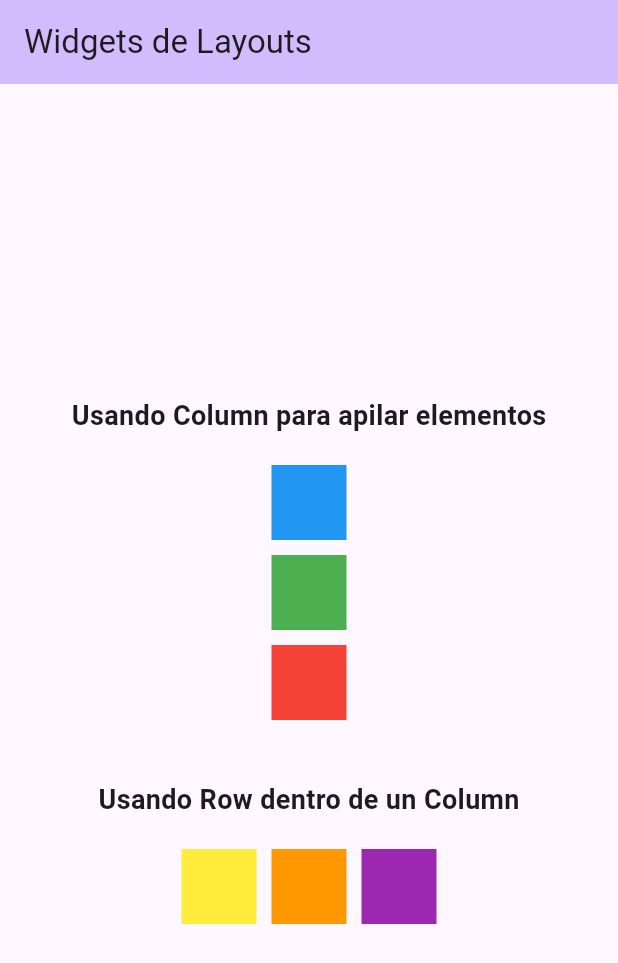
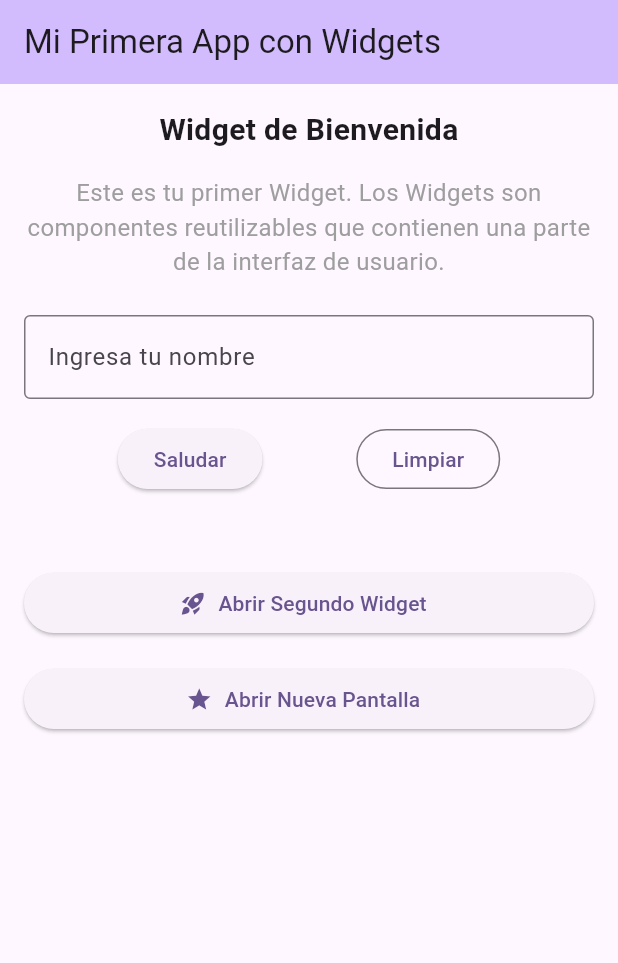
Before and after one commit to gabrielhuav/Flutter-Projects, a Flutter app: the screen it shows after launch, on a phone screen of 412 x 824 dp. Shown: the top 963 px of the screen. Run offline on Flutter 3.47's test engine with Material 3 defaults, Android fonts, the phone set to English and light mode, and no system bars.

Commit message:
Refactor to add navigation and welcome screen
Replaces UIElementsMenu and StackedWidgets with a new WelcomeScreen and navigation structure. Adds SecondScreen and SecondWidget for demonstrating navigation and data passing. Removes old layout demo files and updates main.dart to use the new screens and routes.

```diff
--- a/screens_and_widgets_flutter/lib/main.dart
+++ b/screens_and_widgets_flutter/lib/main.dart
@@ -1,6 +1,6 @@
 import 'package:flutter/material.dart';
-import 'ui_elements_menu.dart';
-import 'stacked_widgets.dart';
+import 'welcome_screen.dart';
+import 'second_screen.dart';
 
 void main() {
   runApp(const MyApp());
@@ -12,13 +12,17 @@ class MyApp extends StatelessWidget {
   @override
   Widget build(BuildContext context) {
     return MaterialApp(
-      title: 'Layouts en Flutter',
+      title: 'Navigation Example',
       theme: ThemeData(
         colorScheme: ColorScheme.fromSeed(seedColor: Colors.deepPurple),
         useMaterial3: true,
       ),
-      home: const UIElementsMenu(),
-      routes: {'/stacked': (context) => const StackedWidgetsExample()},
+      initialRoute: '/',
+      routes: {
+        '/': (context) => const WelcomeScreen(), // Equivale a MainActivity
+        '/second': (context) =>
+            const SecondScreen(), // Equivale a SecondActivity
+      },
     );
   }
 }
--- a/screens_and_widgets_flutter/lib/ui_elements_menu.dart
+++ /dev/null
@@ -1,52 +0,0 @@
-import 'package:flutter/material.dart';
-
-class UIElementsMenu extends StatelessWidget {
-  const UIElementsMenu({super.key});
-
-  @override
-  Widget build(BuildContext context) {
-    return Scaffold(
-      appBar: AppBar(
-        title: const Text('Widgets de Layouts'),
-        backgroundColor: Theme.of(context).colorScheme.inversePrimary,
-      ),
-      body: Center(
-        child: Column(
-          mainAxisAlignment: MainAxisAlignment.center,
-          children: [
-            // Ejemplo de un Column simple
-            const Text(
-              'Usando Column para apilar elementos',
-              style: TextStyle(fontSize: 18, fontWeight: FontWeight.bold),
-            ),
-            const SizedBox(height: 20),
-            Container(height: 50, width: 50, color: Colors.blue),
-            const SizedBox(height: 10),
-            Container(height: 50, width: 50, color: Colors.green),
-            const SizedBox(height: 10),
-            Container(height: 50, width: 50, color: Colors.red),
-
-            const SizedBox(height: 40),
-
-            // Un Row dentro del Column para un diseño más complejo
-            const Text(
-              'Usando Row dentro de un Column',
-              style: TextStyle(fontSize: 18, fontWeight: FontWeight.bold),
-            ),
-            const SizedBox(height: 20),
-            Row(
-              mainAxisAlignment: MainAxisAlignment.center,
-              children: [
-                Container(height: 50, width: 50, color: Colors.yellow),
-                const SizedBox(width: 10),
-                Container(height: 50, width: 50, color: Colors.orange),
-                const SizedBox(width: 10),
-                Container(height: 50, width: 50, color: Colors.purple),
-              ],
-            ),
-          ],
-        ),
-      ),
-    );
-  }
-}
--- /dev/null
+++ b/screens_and_widgets_flutter/lib/welcome_screen.dart
@@ -0,0 +1,130 @@
+import 'package:flutter/material.dart';
+import 'second_widget.dart';
+
+class WelcomeScreen extends StatefulWidget {
+  const WelcomeScreen({super.key});
+
+  @override
+  State<WelcomeScreen> createState() => _WelcomeScreenState();
+}
+
+class _WelcomeScreenState extends State<WelcomeScreen> {
+  final TextEditingController _nameController = TextEditingController();
+  String _greetingMessage = '';
+
+  void _showGreeting() {
+    final name = _nameController.text.trim();
+    if (name.isNotEmpty) {
+      setState(() {
+        _greetingMessage =
+            '¡Hola $name! Bienvenido a tu primera app con Widgets 😊';
+      });
+    } else {
+      setState(() {
+        _greetingMessage = 'Por favor, ingresa tu nombre';
+      });
+    }
+  }
+
+  void _clearFields() {
+    _nameController.clear();
+    setState(() {
+      _greetingMessage = '';
+    });
+  }
+
+  // Equivalente a openSecondFragment() en Android
+  void _openSecondWidget() {
+    showModalBottomSheet(
+      context: context,
+      isScrollControlled: true,
+      builder: (BuildContext context) {
+        return const SecondWidget();
+      },
+    );
+  }
+
+  // Equivalente a openSecondActivity() en Android
+  void _openSecondScreen() {
+    Navigator.of(context).pushNamed(
+      '/second',
+      arguments: {
+        'nombre_usuario': _nameController.text.trim().isNotEmpty
+            ? _nameController.text.trim()
+            : 'Usuario desde Flutter',
+        'contador': 42,
+        'es_vip': true,
+      },
+    );
+  }
+
+  @override
+  Widget build(BuildContext context) {
+    return Scaffold(
+      appBar: AppBar(
+        title: const Text('Mi Primera App con Widgets'),
+        backgroundColor: Theme.of(context).colorScheme.inversePrimary,
+      ),
+      body: SingleChildScrollView(
+        padding: const EdgeInsets.all(16.0),
+        child: Column(
+          crossAxisAlignment: CrossAxisAlignment.stretch,
+          children: [
+            const Text(
+              'Widget de Bienvenida',
+              style: TextStyle(fontSize: 20, fontWeight: FontWeight.bold),
+              textAlign: TextAlign.center,
+            ),
+            const SizedBox(height: 16),
+            const Text(
+              'Este es tu primer Widget. Los Widgets son componentes reutilizables que contienen una parte de la interfaz de usuario.',
+              textAlign: TextAlign.center,
+              style: TextStyle(fontSize: 16, color: Colors.grey),
+            ),
+            const SizedBox(height: 24),
+            TextField(
+              controller: _nameController,
+              decoration: const InputDecoration(
+                labelText: 'Ingresa tu nombre',
+                border: OutlineInputBorder(),
+              ),
+            ),
+            const SizedBox(height: 16),
+            Row(
+              mainAxisAlignment: MainAxisAlignment.spaceEvenly,
+              children: [
+                ElevatedButton(
+                  onPressed: _showGreeting,
+                  child: const Text('Saludar'),
+                ),
+                OutlinedButton(
+                  onPressed: _clearFields,
+                  child: const Text('Limpiar'),
+                ),
+              ],
+            ),
+            const SizedBox(height: 24),
+            if (_greetingMessage.isNotEmpty)
+              Text(
+                _greetingMessage,
+                textAlign: TextAlign.center,
+                style: const TextStyle(fontSize: 18, color: Colors.blueAccent),
+              ),
+            const SizedBox(height: 24),
+            ElevatedButton.icon(
+              onPressed: _openSecondWidget,
+              icon: const Icon(Icons.rocket_launch),
+              label: const Text('Abrir Segundo Widget'),
+            ),
+            const SizedBox(height: 16),
+            ElevatedButton.icon(
+              onPressed: _openSecondScreen,
+              icon: const Icon(Icons.star),
+              label: const Text('Abrir Nueva Pantalla'),
+            ),
+          ],
+        ),
+      ),
+    );
+  }
+}
```
Also changed, not shown: screens_and_widgets_flutter/lib/second_screen.dart (added, +64 -0 lines), screens_and_widgets_flutter/lib/second_widget.dart (added, +72 -0 lines), screens_and_widgets_flutter/lib/stacked_widgets.dart (deleted, +0 -53 lines).
